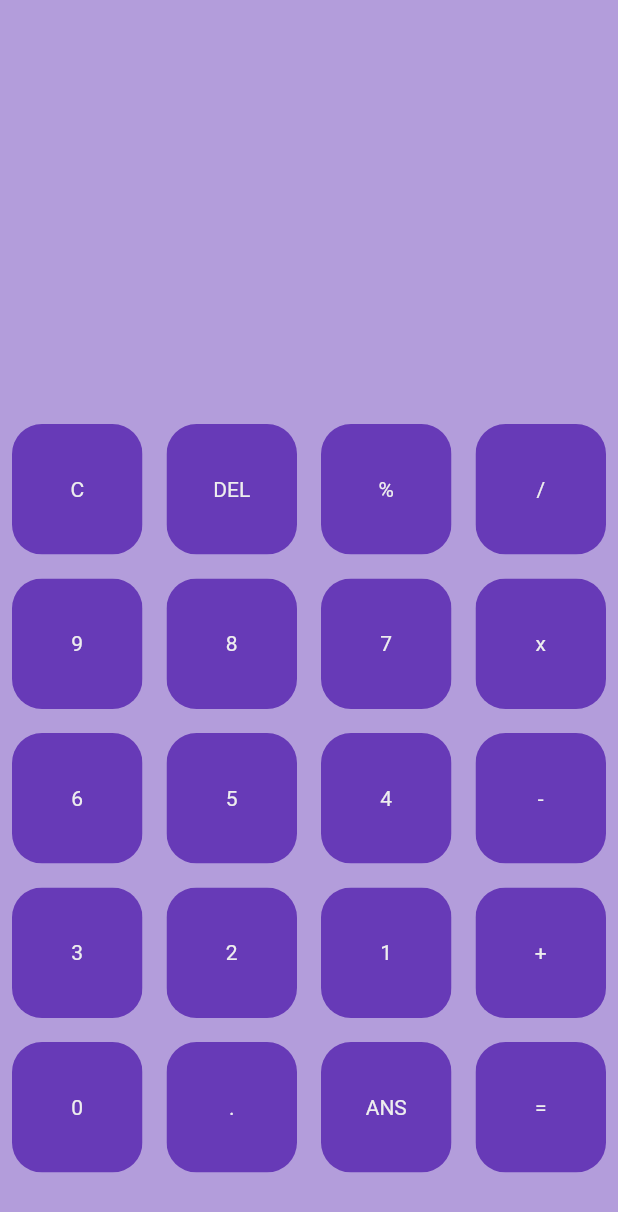
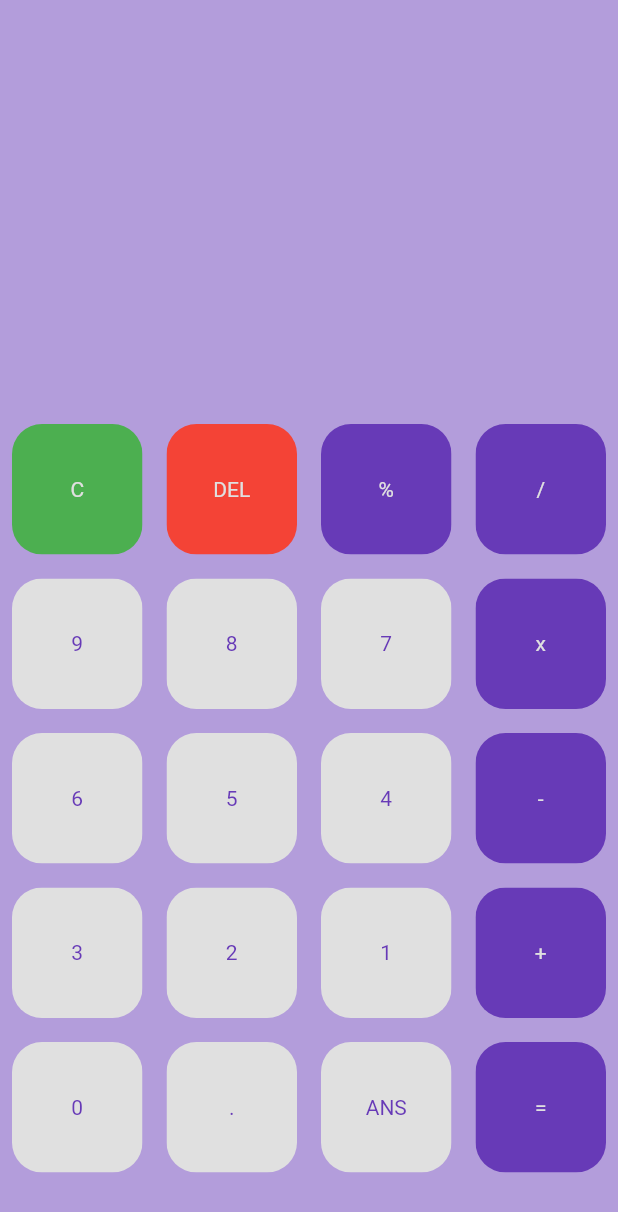
Before and after one commit to hugonocap/first-calculator-ui, a Flutter app: the screen it shows after launch, on a phone screen of 412 x 824 dp. Shown: the top 1212 px of the screen. Run offline on Flutter 3.47's test engine with Material 2 defaults, Android fonts, the phone set to English and light mode, and no system bars.

Commit message:
buttons-design

```diff
--- a/lib/home_page.dart
+++ b/lib/home_page.dart
@@ -49,11 +49,29 @@ class _HomePageState extends State<HomePage> {
                 gridDelegate: const SliverGridDelegateWithFixedCrossAxisCount(
                     crossAxisCount: 4),
                 itemBuilder: (BuildContext context, int index) {
-                  return MyButton(
-                    buttonText: buttons[index],
-                    color: Colors.deepPurple,
-                    textColor: Colors.grey.shade200,
-                  );
+                  if (index == 0) {
+                    return MyButton(
+                      buttonText: buttons[index],
+                      color: Colors.green,
+                      textColor: Colors.grey.shade300,
+                    );
+                  } else if (index == 1) {
+                    return MyButton(
+                      buttonText: buttons[index],
+                      color: Colors.red,
+                      textColor: Colors.grey.shade300,
+                    );
+                  } else {
+                    return MyButton(
+                      buttonText: buttons[index],
+                      color: isOperator(buttons[index])
+                          ? Colors.deepPurple
+                          : Colors.grey.shade300,
+                      textColor: isOperator(buttons[index])
+                          ? Colors.grey.shade300
+                          : Colors.deepPurple,
+                    );
+                  }
                 },
               ),
             ),
@@ -62,4 +80,11 @@ class _HomePageState extends State<HomePage> {
       ),
     );
   }
+
+  bool isOperator(String x) {
+    if (x == '%' || x == '/' || x == '+' || x == '-' || x == 'x' || x == '=') {
+      return true;
+    }
+    return false;
+  }
 }
```
